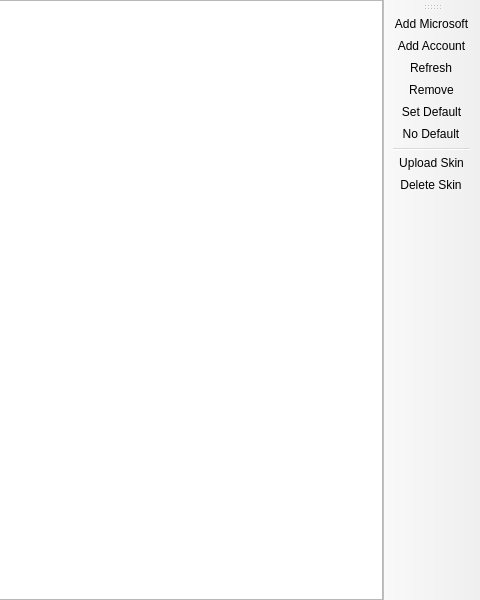
First picture: the form in launcher/ui/pages/global/AccountListPage.ui, repository tobycm/UltimMC, before the edit; both pictures show x 320 to 800 and y 0 to 600 of the 800 by 600 pixel window.
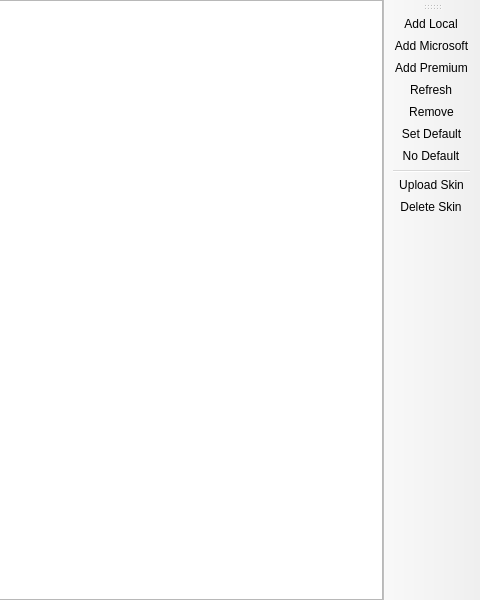
Second picture: the form after the edit. Custom widgets are drawn as their Qt base class.

Commit message: UltimMC: Make separate section for local accounts

Patch:
```diff
--- a/launcher/ui/pages/global/AccountListPage.ui
+++ b/launcher/ui/pages/global/AccountListPage.ui
@@ -52,6 +52,7 @@
    <attribute name="toolBarBreak">
     <bool>false</bool>
    </attribute>
+   <addaction name="actionAddLocal"/>
    <addaction name="actionAddMicrosoft"/>
    <addaction name="actionAddMojang"/>
    <addaction name="actionRefresh"/>
@@ -62,9 +63,14 @@
    <addaction name="actionUploadSkin"/>
    <addaction name="actionDeleteSkin"/>
   </widget>
+  <action name="actionAddLocal">
+   <property name="text">
+    <string>Add Local</string>
+   </property>
+  </action>
   <action name="actionAddMojang">
    <property name="text">
-    <string>Add Account</string>
+    <string>Add Premium</string>
    </property>
   </action>
   <action name="actionRemove">
```
The commit also changes 7 other files.
